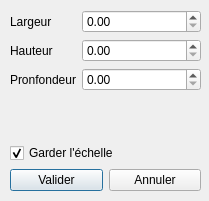
The window that scaledialog.ui (JulesTopart/Powd3r) describes before a commit, drawn with Qt 5.
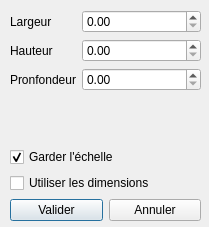
The same window after the commit.

The edit to the form file:
```diff
--- a/scaledialog.ui
+++ b/scaledialog.ui
@@ -7,7 +7,7 @@
     <x>0</x>
     <y>0</y>
     <width>209</width>
-    <height>201</height>
+    <height>227</height>
    </rect>
   </property>
   <property name="windowTitle">
@@ -19,7 +19,7 @@
      <x>10</x>
      <y>10</y>
      <width>191</width>
-     <height>181</height>
+     <height>211</height>
     </rect>
    </property>
    <layout class="QVBoxLayout" name="verticalLayout">
@@ -94,6 +94,13 @@
       </property>
      </widget>
     </item>
+    <item>
+     <widget class="QCheckBox" name="fromBBCheckBox">
+      <property name="text">
+       <string>Utiliser les dimensions</string>
+      </property>
+     </widget>
+    </item>
     <item>
      <layout class="QHBoxLayout" name="horizontalLayout">
       <item>
```
Left out of the diff: 8 changed lines with no effect on the pictures.
